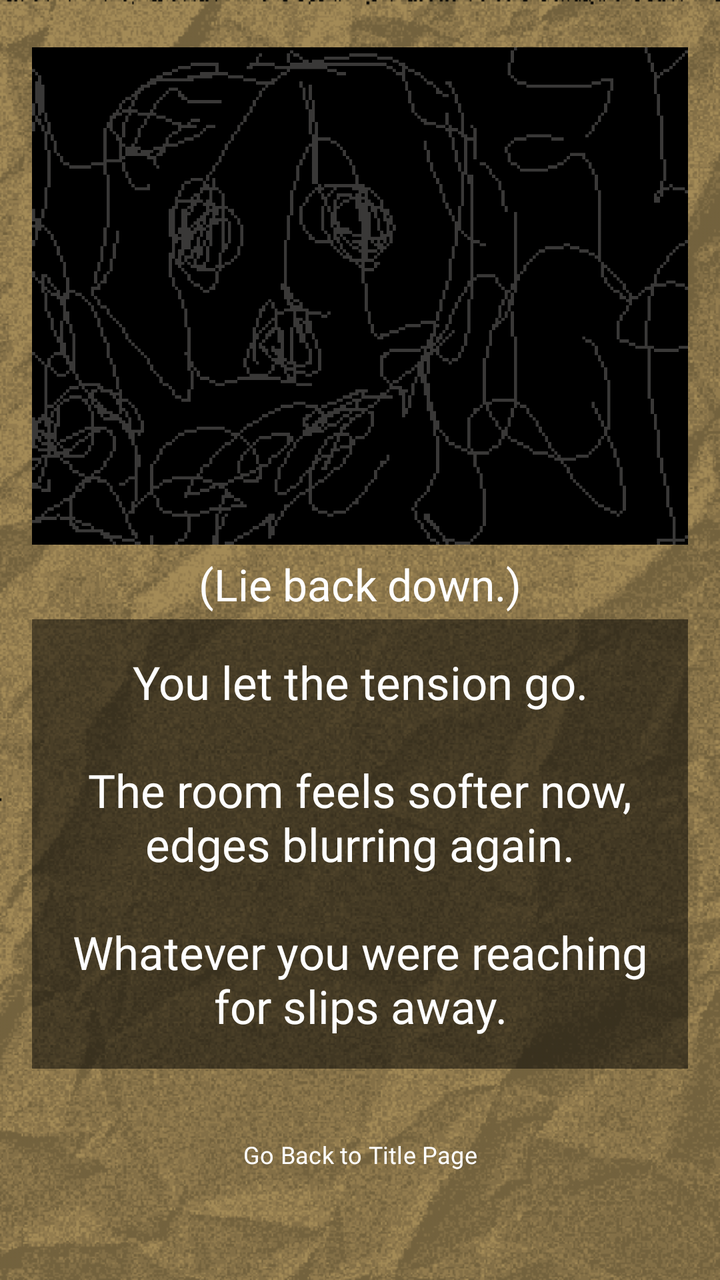
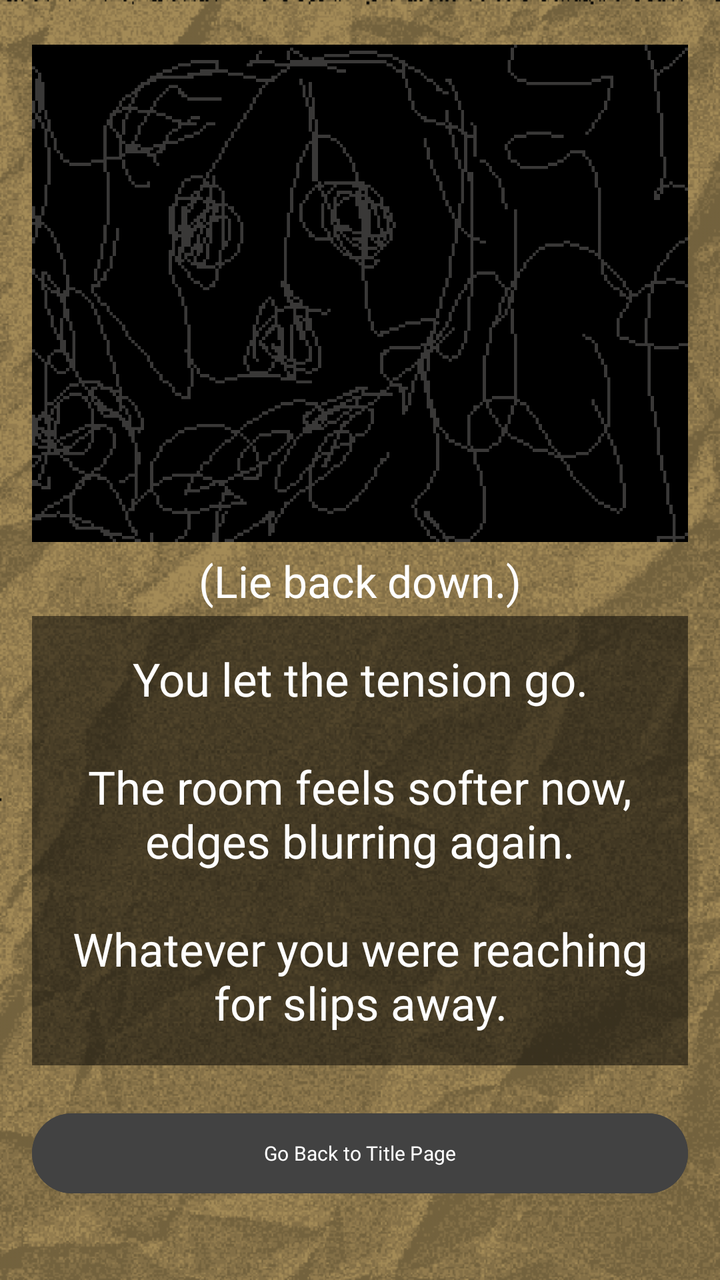

The first picture is an Android layout as it rendered before a commit; the second is the same layout after the commit. The layout source and the unified diff follow.
<!-- AndroidManifest.xml: application theme Theme.ChoiceQuest -->
<!-- res/layout/activity_page2_2_3_1_2.xml -->
<?xml version="1.0" encoding="utf-8"?>
<LinearLayout xmlns:android="http://schemas.android.com/apk/res/android"
    xmlns:app="http://schemas.android.com/apk/res-auto"
    xmlns:tools="http://schemas.android.com/tools"
    android:layout_width="match_parent"
    android:layout_height="match_parent"
    android:id="@+id/page2_2_3_1_2"
    android:background="@drawable/papertexture_"
    android:backgroundTint="#f8e7c2"
    android:backgroundTintMode="multiply"
    android:gravity="center"
    android:orientation="vertical"
    android:padding="16dp"
    tools:context=".Page2_2_3_1_2">

    <View
        android:layout_width="match_parent"
        android:layout_height="0dp"
        android:layout_weight="1"/>

    <ImageView
        android:id="@+id/imageView"
        android:layout_width="412dp"
        android:layout_height="250dp"
        android:src="@drawable/page2_2_3_1_2"/>

    <View
        android:layout_width="match_parent"
        android:layout_height="1dp"
        android:layout_weight="0.1"/>
    <TextView
        android:layout_width="match_parent"
        android:layout_height="35dp"
        android:gravity="center"
        android:fontFamily="@font/pixelspace"
        android:textSize="22sp"
        android:text="(Lie back down.)"
        android:textColor="@color/white"/>

    <TextView
        android:layout_width="match_parent"
        android:layout_height="wrap_content"
        android:id="@+id/tv_page2_2_3_1_2"
        android:layout_marginBottom="16dp"
        android:background="#80000000"
        android:fontFamily="@font/pixelgame_font"
        android:gravity="center"
        android:padding="16dp"
        android:text="You let the tension go.\n\nThe room feels softer now, edges blurring again.\n\nWhatever you were reaching for slips away."
        android:textColor="@color/white"
        android:textSize="23sp" />

    <View
        android:layout_width="match_parent"
        android:layout_height="1dp"
        android:layout_weight="0.5"/>

    <Button
        android:id="@+id/btnLeaveTell"
        android:layout_width="410dp"
        android:layout_height="45dp"
        android:layout_marginBottom="16dp"
        android:background="@android:color/transparent"
        android:fontFamily="@font/quest_font"
        android:text="Go Back to Title Page"
        android:textSize="12sp"
        android:onClick="title26"/>

    <View
        android:layout_width="match_parent"
        android:layout_height="1dp"
        android:layout_weight="1"/>

</LinearLayout>
<!-- resources referenced by this layout -->
<resources>
  <color name="white">#FFFFFF</color>
  <!-- drawable page2_2_3_1_2: png bitmap (drawable, 29331 bytes) -->
  <!-- drawable papertexture_: png bitmap (drawable, 156948 bytes) -->
  <style name="Theme.ChoiceQuest" parent="Base.Theme.ChoiceQuest" />
  <style name="Base.Theme.ChoiceQuest" parent="Theme.Material3.DayNight.NoActionBar">
          
          
      </style>
</resources>

<!-- the commit's change to res/layout/activity_page2_2_3_1_2.xml (unified diff, before → after) -->
@@ -57,13 +57,14 @@
 
     <Button
         android:id="@+id/btnLeaveTell"
-        android:layout_width="410dp"
-        android:layout_height="45dp"
+        android:layout_width="match_parent"
+        android:layout_height="wrap_content"
         android:layout_marginBottom="16dp"
-        android:background="@android:color/transparent"
+        android:textSize="10sp"
+        android:textColor="@color/white"
+        android:backgroundTint="@color/cardview_dark_background"
         android:fontFamily="@font/quest_font"
         android:text="Go Back to Title Page"
-        android:textSize="12sp"
         android:onClick="title26"/>
 
     <View
